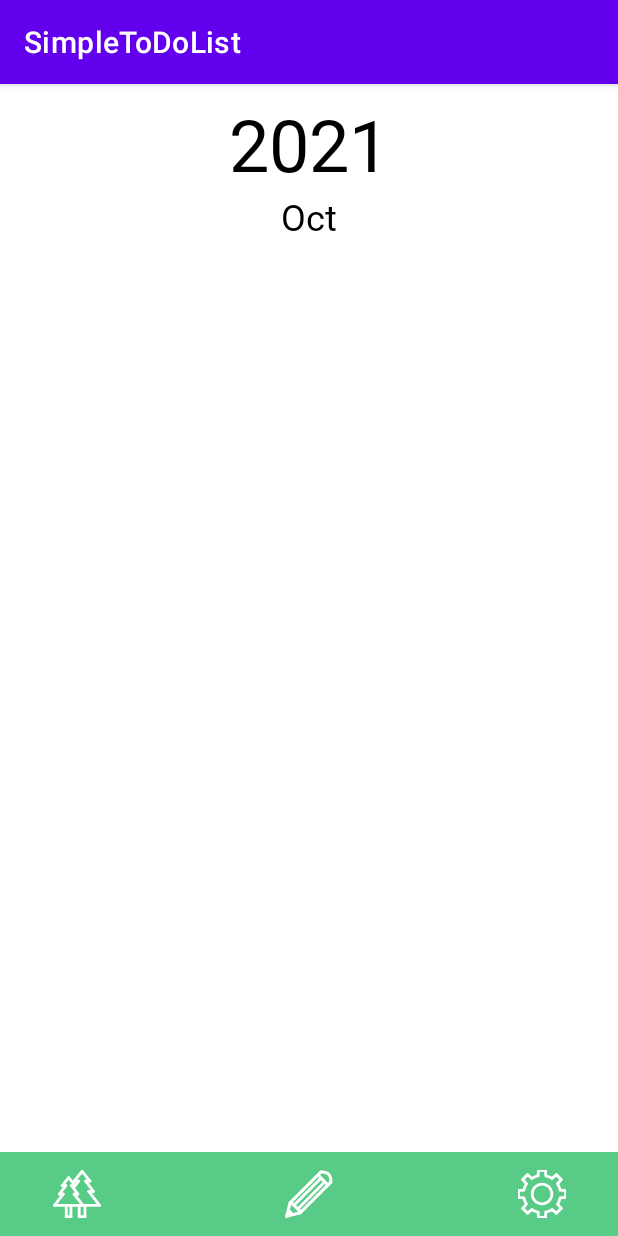
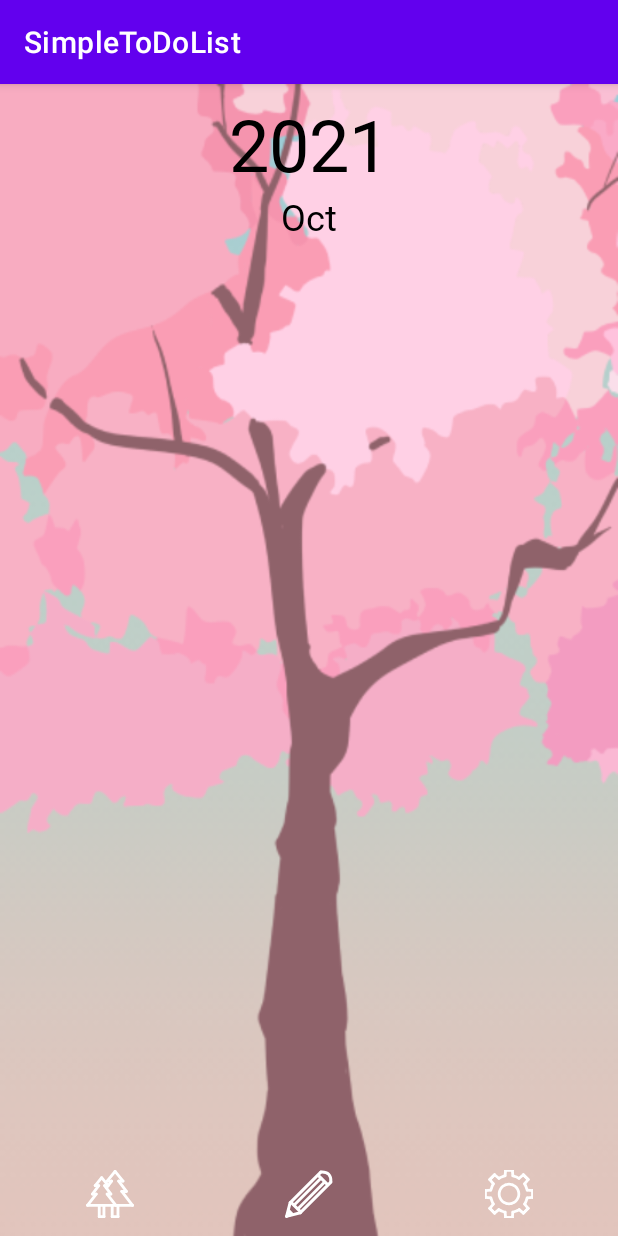
Before and after one commit to OhChanhee/SimpleToDoList, an Android app: the screen it shows after launch (TreeActivity), on a phone screen of 412 x 824 dp. Run offline under Robolectric (Android 15) with nearby library versions, the phone set to English and light mode, and no system bars; our stand-ins replace data binding.

Commit message:
[Fix] activity_tree.xml
디자인 추가

```diff
--- a/app/src/main/java/com/example/simpletodolist/viewModel/TreeViewModel.kt
+++ b/app/src/main/java/com/example/simpletodolist/viewModel/TreeViewModel.kt
@@ -8,6 +8,8 @@ import com.example.simpletodolist.database.DiaryItem
 
 class TreeViewModel : ViewModel() {
 
+    var year : Int = 0
+    var month : Int = 0
 
     private val diaryData : MutableLiveData<List<DiaryItem>> by lazy {
         MutableLiveData<List<DiaryItem>>().also {
--- a/app/src/main/res/layout/activity_tree.xml
+++ b/app/src/main/res/layout/activity_tree.xml
@@ -7,6 +7,15 @@
         android:id="@+id/container"
         android:layout_width="match_parent"
         android:layout_height="match_parent">
+
+        <androidx.appcompat.widget.AppCompatImageView
+            android:layout_width="match_parent"
+            android:layout_height="match_parent"
+            android:background="@drawable/spring_background"
+            app:layout_constraintBottom_toBottomOf="parent"
+            app:layout_constraintEnd_toEndOf="parent"
+            app:layout_constraintStart_toStartOf="parent"
+            app:layout_constraintTop_toTopOf="parent" />
 
         <androidx.appcompat.widget.AppCompatTextView
             android:id="@+id/year_text"
@@ -33,59 +42,46 @@
             app:layout_constraintStart_toStartOf="parent"
             app:layout_constraintTop_toBottomOf="@+id/year_text" />
 
-        <androidx.appcompat.widget.AppCompatImageView
-            android:layout_width="match_parent"
-            android:layout_height="0dp"
-            app:layout_constraintBottom_toTopOf="@+id/bottom_imageView"
-            app:layout_constraintEnd_toEndOf="parent"
-            app:layout_constraintStart_toStartOf="parent"
-            app:layout_constraintTop_toTopOf="parent" />
 
         <androidx.appcompat.widget.AppCompatButton
             android:id="@+id/tree_btn"
             android:layout_width="32dp"
             android:layout_height="32dp"
+            android:layout_marginLeft="44dp"
             android:layout_marginRight="88dp"
+            android:layout_marginBottom="12dp"
             android:background="@drawable/ic_icon_tree_linear"
             app:layout_constraintBottom_toBottomOf="parent"
             app:layout_constraintEnd_toStartOf="@+id/write_btn"
-            app:layout_constraintStart_toStartOf="parent"
-            app:layout_constraintTop_toTopOf="@+id/bottom_imageView" />
+            app:layout_constraintStart_toStartOf="parent" />
 
         <androidx.appcompat.widget.AppCompatButton
             android:id="@+id/write_btn"
             android:layout_width="32dp"
             android:layout_height="32dp"
+            android:layout_marginBottom="12dp"
             android:background="@drawable/ic_icon_write_linear"
             app:layout_constraintBottom_toBottomOf="parent"
             app:layout_constraintEnd_toStartOf="@id/setting_btn"
-            app:layout_constraintStart_toEndOf="@+id/tree_btn"
-            app:layout_constraintTop_toTopOf="@+id/bottom_imageView" />
+            app:layout_constraintStart_toEndOf="@+id/tree_btn" />
 
         <androidx.appcompat.widget.AppCompatButton
             android:id="@+id/setting_btn"
             android:layout_width="32dp"
             android:layout_height="32dp"
             android:layout_marginLeft="88dp"
+            android:layout_marginRight="44dp"
+            android:layout_marginBottom="12dp"
             android:background="@drawable/ic_icon_setting_linear"
             app:layout_constraintBottom_toBottomOf="parent"
-            app:layout_constraintEnd_toEndOf="@+id/bottom_imageView"
-            app:layout_constraintStart_toEndOf="@+id/write_btn"
-            app:layout_constraintTop_toTopOf="@+id/bottom_imageView" />
+            app:layout_constraintEnd_toEndOf="parent"
+            app:layout_constraintStart_toEndOf="@+id/write_btn" />
 
-        <androidx.appcompat.widget.AppCompatImageView
-            android:id="@+id/bottom_imageView"
-            android:layout_width="match_parent"
-            android:layout_height="56dp"
-            android:background="#58CB86"
-            app:layout_constraintBottom_toBottomOf="parent"
-            app:layout_constraintEnd_toEndOf="parent"
-            app:layout_constraintStart_toStartOf="parent" />
 
         <androidx.recyclerview.widget.RecyclerView
             android:layout_width="match_parent"
-            android:layout_height="wrap_content"
-            app:layout_constraintBottom_toTopOf="@+id/bottom_imageView"
+            android:layout_height="0dp"
+            android:layout_marginTop="14dp"
             app:layout_constraintEnd_toEndOf="parent"
             app:layout_constraintStart_toStartOf="parent"
             app:layout_constraintTop_toBottomOf="@+id/month_text" />
--- a/app/src/main/res/layout/diary_item.xml
+++ b/app/src/main/res/layout/diary_item.xml
@@ -3,7 +3,7 @@
     xmlns:app="http://schemas.android.com/apk/res-auto"
     android:layout_width="wrap_content"
     android:layout_height="wrap_content"
-    android:background="@drawable/item_layout">
+    >
 
     <androidx.appcompat.widget.AppCompatTextView
         android:id="@+id/diaryItem_text"
@@ -11,8 +11,9 @@
         android:layout_height="wrap_content"
         android:fontFamily="@font/nanumggocnaeeum"
         android:text="15"
-        android:textSize="44sp"
+        android:textSize="28sp"
         android:textColor="@color/black"
+        android:layout_marginBottom="4dp"
         app:layout_constraintEnd_toEndOf="parent"
         app:layout_constraintStart_toStartOf="parent"
         app:layout_constraintTop_toTopOf="parent" />
@@ -21,8 +22,7 @@
         android:id="@+id/diaryItem_Img"
         android:layout_width="wrap_content"
         android:layout_height="wrap_content"
-        android:src="@drawable/ic_icon_tree_linear"
-        android:background="@color/black"
+        android:src="@drawable/item_spring"
         app:layout_constraintBottom_toBottomOf="parent"
         app:layout_constraintEnd_toEndOf="parent"
         app:layout_constraintStart_toStartOf="parent"
```
Also changed, not shown: app/src/main/res/drawable/item_spring.png (added), app/src/main/res/drawable/spring_background.png (added).
